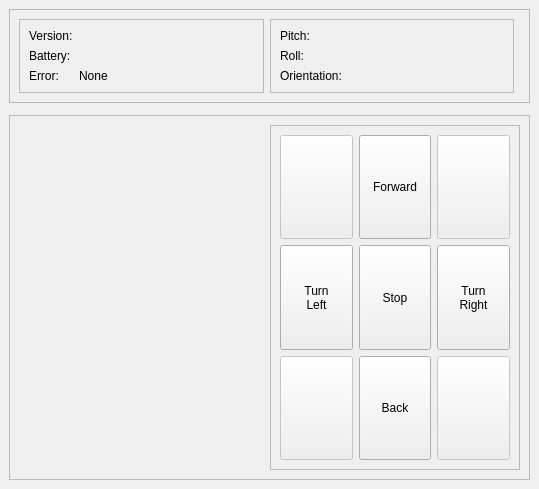
Qt form gui/robotarr-qt4/gui/mainwindow.ui (n800sau/roborep) before a commit.
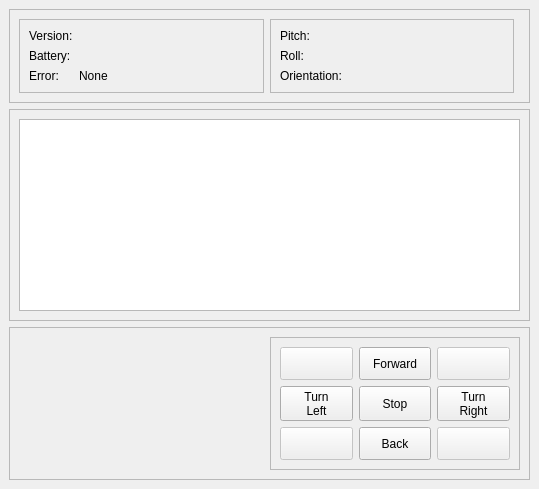
The same form after that commit.

The edit to the form file:
```diff
--- a/gui/robotarr-qt4/gui/mainwindow.ui
+++ b/gui/robotarr-qt4/gui/mainwindow.ui
@@ -207,6 +207,11 @@
       <property name="frameShadow">
        <enum>QFrame::Raised</enum>
       </property>
+      <layout class="QHBoxLayout" name="horizontalLayout_3">
+       <item>
+        <widget class="QGraphicsView" name="GV_Model"/>
+       </item>
+      </layout>
      </widget>
     </item>
     <item>
```
